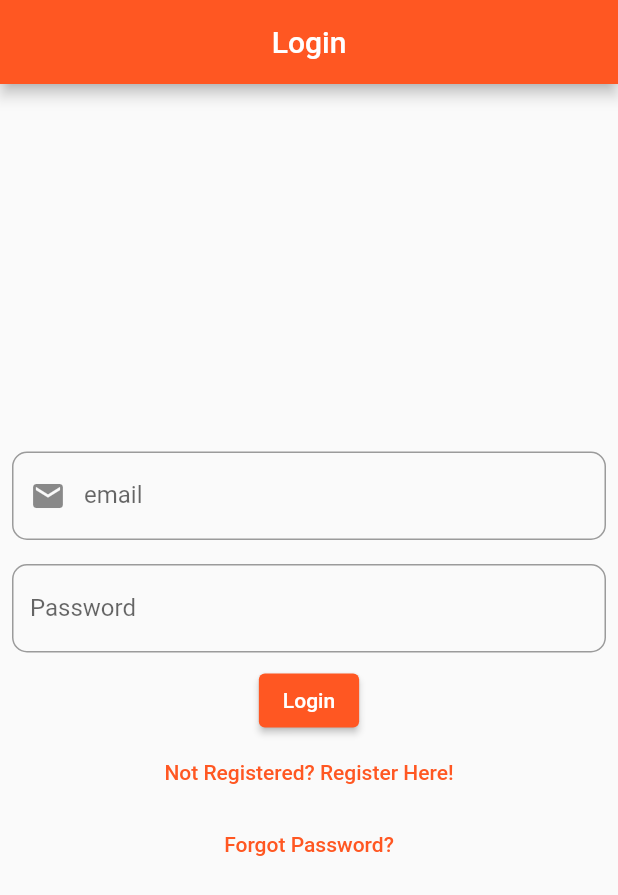
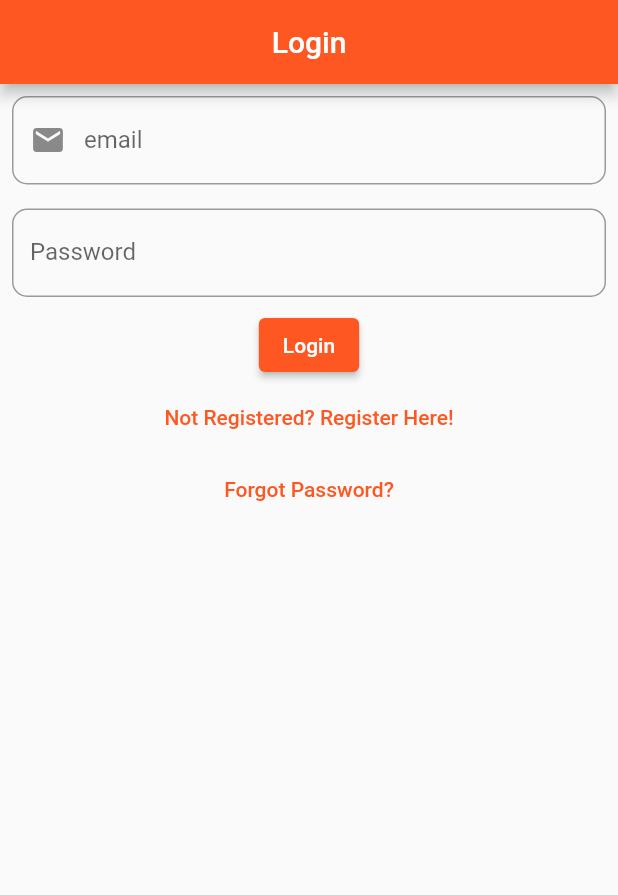
Before and after one commit to MU3M4/flutter, a Flutter app: the screen it shows after launch, on a phone screen of 412 x 824 dp. Shown: the top 895 px of the screen. Run offline on Flutter 3.47's test engine with Material 2 defaults, Android fonts, the phone set to English and light mode, and no system bars; our stand-ins replace animated_splash_screen, cloud_firestore, dio, firebase_auth, firebase_core, firebase_database and 19 more; missing offline and left inert: flutter_google_places, flutter_polyline_points, google_api_headers, google_maps_webservice, google_place, ndialog and 2 more; accounts and stored records are empty.

```diff
--- a/lib/views/car_type.dart
+++ b/lib/views/car_type.dart
@@ -477,7 +477,7 @@ class _CarTypeState extends State<CarType> {
   @override
   Widget build(BuildContext context) {
     //final ref = fb.ref().child("car");
-    final ref = fb.ref().child('Attausers/car');
+    final ref = fb.ref().child('Attausers');
     return Scaffold(
       appBar: AppBar(
         title: const Text('Car Type'),
--- a/lib/views/login_view.dart
+++ b/lib/views/login_view.dart
@@ -39,7 +39,8 @@ class _LoginViewState extends State<LoginView> {
         centerTitle: true,
         backgroundColor: Colors.deepOrange,
       ),
-      body: Column(
+      body: SingleChildScrollView(
+        child: Column(
           crossAxisAlignment: CrossAxisAlignment.center,
           mainAxisAlignment: MainAxisAlignment.center,
           children: <Widget>[
@@ -122,7 +123,6 @@ class _LoginViewState extends State<LoginView> {
                     Fluttertoast.showToast(msg: "not found");
                   }
                 } on FirebaseAuthException catch (e) {
-
                   if (e.code == 'user-not-found') {
                     Fluttertoast.showToast(msg: "User is not found");
                   } else if (e.code == 'wrong-password') {
@@ -154,6 +154,7 @@ class _LoginViewState extends State<LoginView> {
             ),
           ],
         ),
+      ),
     );
   }
 
--- a/pubspec.yaml
+++ b/pubspec.yaml
@@ -102,6 +102,7 @@ dependencies:
   table_calendar: ^3.0.7
   dropdownfield2: ^1.0.7
 
+
 dev_dependencies:
   flutter_test:
     sdk: flutter
```
Also changed, not shown: lib/views/register_view.dart (+9 -9 lines), 1 other file. Lines whose indentation alone changed are shown as unchanged.
